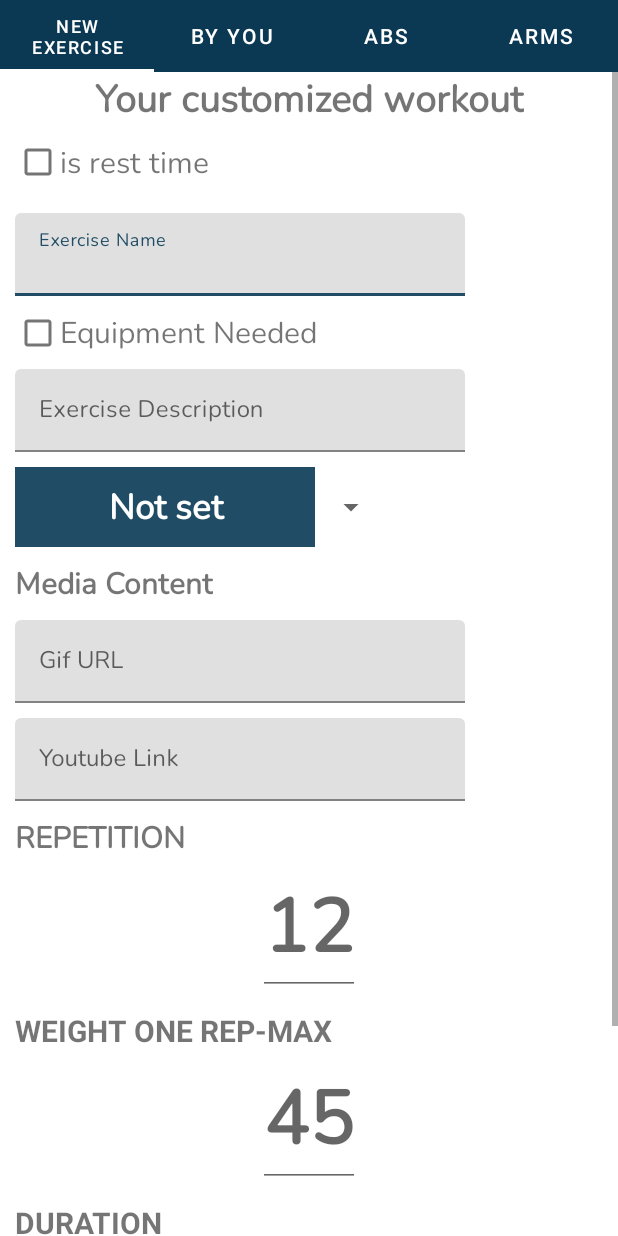
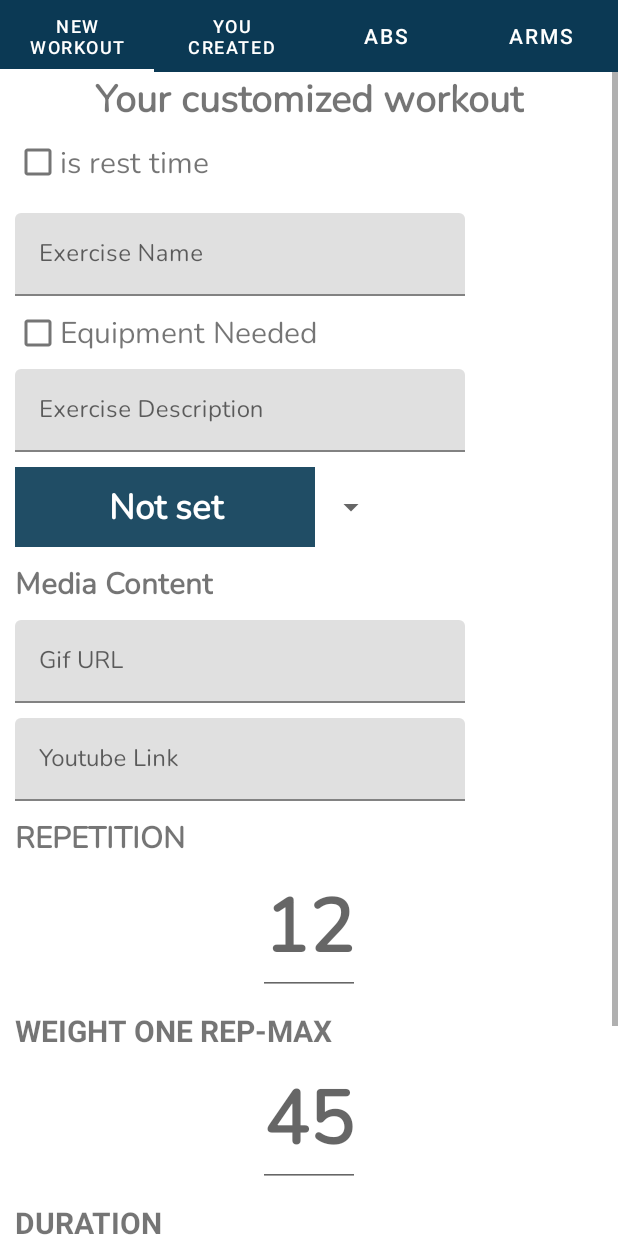
Before and after one commit to viethphamvn/focusproject, an Android app: the fragment ExercisePickerFragment shown on its own in the app's theme, on a phone screen of 412 x 824 dp. Run offline under Robolectric (Android 15) with nearby library versions, the phone set to English and light mode, and no system bars; our stand-ins replace Firebase (no records; nobody signed in at launch, a user with empty details on screens opened directly); libraries missing offline, so code that uses them is left out: com.ikovac.timepickerwithseconds.

Commit message:
Converted ViewPager to ViewPager2

```diff
--- a/app/src/main/java/com/example/focusproject/CreateRoutineActivity.kt
+++ b/app/src/main/java/com/example/focusproject/CreateRoutineActivity.kt
@@ -9,7 +9,7 @@ import androidx.recyclerview.widget.ItemTouchHelper
 import androidx.recyclerview.widget.LinearLayoutManager
 import androidx.recyclerview.widget.RecyclerView
 import com.example.focusproject.adapters.RoutineRecyclerViewAdapter
-import com.example.focusproject.fragments.ExcercisePickerFragment
+import com.example.focusproject.fragments.ExercisePickerFragment
 import com.example.focusproject.models.Exercise
 import com.google.android.material.floatingactionbutton.FloatingActionButton
 import com.google.firebase.auth.FirebaseAuth
@@ -70,7 +70,7 @@ class CreateRoutineActivity : AppCompatActivity() {
                 addBtn.setImageResource(R.drawable.ic_add)
             } else {
                 supportFragmentManager.beginTransaction()
-                    .add(R.id.exercisePickerContainer, ExcercisePickerFragment.newInstance(),"pickerFragment")
+                    .add(R.id.exercisePickerContainer, ExercisePickerFragment.newInstance(),"pickerFragment")
                     .commit()
                 val display = windowManager.defaultDisplay
                 val layout = findViewById<FrameLayout>(R.id.exercisePickerContainer)
--- a/app/src/main/java/com/example/focusproject/RoutineEditActivity.kt
+++ b/app/src/main/java/com/example/focusproject/RoutineEditActivity.kt
@@ -13,7 +13,7 @@ import androidx.recyclerview.widget.ItemTouchHelper
 import androidx.recyclerview.widget.LinearLayoutManager
 import androidx.recyclerview.widget.RecyclerView
 import com.example.focusproject.adapters.RoutineRecyclerViewAdapter
-import com.example.focusproject.fragments.ExcercisePickerFragment
+import com.example.focusproject.fragments.ExercisePickerFragment
 import com.example.focusproject.models.Exercise
 import com.google.android.material.floatingactionbutton.FloatingActionButton
 import java.util.*
@@ -78,7 +78,7 @@ class RoutineEditActivity : AppCompatActivity() {
                 addBtn.setImageResource(R.drawable.ic_add)
             } else {
                 supportFragmentManager.beginTransaction()
-                    .add(R.id.exercisePickerContainer, ExcercisePickerFragment.newInstance(),"pickerFragment")
+                    .add(R.id.exercisePickerContainer, ExercisePickerFragment.newInstance(),"pickerFragment")
                     .commit()
 
                 val display = windowManager.defaultDisplay
--- a/app/src/main/java/com/example/focusproject/adapters/ViewPagerAdapter.kt
+++ b/app/src/main/java/com/example/focusproject/adapters/ViewPagerAdapter.kt
@@ -1,28 +1,22 @@
 package com.example.focusproject.adapters
 
 import androidx.fragment.app.Fragment
-import androidx.fragment.app.FragmentManager
-import androidx.fragment.app.FragmentPagerAdapter
+import androidx.fragment.app.FragmentActivity
+import androidx.viewpager2.adapter.FragmentStateAdapter
+import com.example.focusproject.fragments.MuscleGroupFragment
+import com.example.focusproject.fragments.NewWorkoutEditFragment
 
-class ViewPagerAdapter(fm: FragmentManager) : FragmentPagerAdapter(fm) {
-
-    private var fragments : ArrayList<Fragment> = ArrayList<Fragment>()
-    private var titles : ArrayList<String> = ArrayList<String>()
-
-    override fun getItem(position: Int): Fragment {
-        return fragments.get(position)
+class ViewPagerAdapter(var numPage: Int, fm: FragmentActivity) : FragmentStateAdapter(fm) {
+    override fun getItemCount(): Int {
+        return numPage
     }
 
-    override fun getCount(): Int {
-        return fragments.size
-    }
-
-    fun addFragment(fragment: Fragment, title:String){
-        fragments.add(fragment)
-        titles.add(title)
-    }
-
-    override fun getPageTitle(position: Int): CharSequence? {
-        return titles.get(position)
+    override fun createFragment(position: Int): Fragment {
+        return when (position){
+            0 -> NewWorkoutEditFragment.newInstance()
+            1 -> MuscleGroupFragment.newInstance("", true)
+            2 -> MuscleGroupFragment.newInstance("Abs", false)
+            else -> MuscleGroupFragment.newInstance("Arms", false)
+        }
     }
 }
--- a/app/src/main/java/com/example/focusproject/fragments/ExcercisePickerFragment.kt
+++ b/app/src/main/java/com/example/focusproject/fragments/ExercisePickerFragment.kt
@@ -1,16 +1,19 @@
 package com.example.focusproject.fragments
 
 import android.os.Bundle
-import androidx.fragment.app.Fragment
 import android.view.LayoutInflater
 import android.view.View
 import android.view.ViewGroup
+import androidx.fragment.app.Fragment
 
 import com.example.focusproject.R
 import com.example.focusproject.adapters.ViewPagerAdapter
+import com.google.android.material.tabs.TabLayout
+import com.google.android.material.tabs.TabLayoutMediator
 import kotlinx.android.synthetic.main.fragment_excercise_picker.view.*
 
-class ExcercisePickerFragment : Fragment() {
+class ExercisePickerFragment : Fragment() {
+    private val tabTitle = arrayOf("New Workout", "You Created", "Abs", "Arms")
 
     override fun onCreateView(
         inflater: LayoutInflater, container: ViewGroup?,
@@ -18,20 +21,18 @@ class ExcercisePickerFragment : Fragment() {
     ): View? {
         // Inflate the layout for this fragment
         var view = inflater.inflate(R.layout.fragment_excercise_picker, container, false)
-        var viewPagerAdapter = ViewPagerAdapter(childFragmentManager)
 
-        viewPagerAdapter.addFragment(NewWorkoutEditFragment.newInstance(),"New Exercise")
-        viewPagerAdapter.addFragment(MuscleGroupFragment.newInstance("", true), "By You")
-        viewPagerAdapter.addFragment(MuscleGroupFragment.newInstance("Abs", false), "Abs")
-        viewPagerAdapter.addFragment(MuscleGroupFragment.newInstance("Arms", false), "Arms")
+        view.viewpager.adapter = activity?.let { ViewPagerAdapter(4, it) }
 
-        view.viewpager.adapter = viewPagerAdapter
-        view.tablayout.setupWithViewPager(view.viewpager)
+        var tabLayout = view.findViewById<TabLayout>(R.id.tab_layout)
+        TabLayoutMediator(tabLayout, view.viewpager) { tab, position ->
+            tab.text = tabTitle[position]
+        }.attach()
         return view
     }
 
     companion object {
         @JvmStatic
-        fun newInstance() = ExcercisePickerFragment()
+        fun newInstance() = ExercisePickerFragment()
     }
 }
--- a/app/src/main/res/layout/fragment_excercise_picker.xml
+++ b/app/src/main/res/layout/fragment_excercise_picker.xml
@@ -4,7 +4,7 @@
     xmlns:tools="http://schemas.android.com/tools"
     android:layout_width="match_parent"
     android:layout_height="match_parent"
-    tools:context=".fragments.ExcercisePickerFragment">
+    tools:context=".fragments.ExercisePickerFragment">
 
 <!--    <LinearLayout-->
 <!--        android:id="@+id/toolbarWithSearchBar"-->
@@ -39,7 +39,7 @@
 <!--    </LinearLayout>-->
 
     <com.google.android.material.tabs.TabLayout
-        android:id="@+id/tablayout"
+        android:id="@+id/tab_layout"
         android:layout_width="match_parent"
         android:layout_height="wrap_content"
         app:layout_constraintTop_toTopOf="parent"
@@ -49,11 +49,11 @@
         app:tabTextColor="#FFFFFF"
         app:tabIndicatorColor="@color/white"/>
 
-    <androidx.viewpager.widget.ViewPager
+    <androidx.viewpager2.widget.ViewPager2
         android:id="@+id/viewpager"
         android:layout_width="match_parent"
         android:layout_height="0dp"
-        app:layout_constraintTop_toBottomOf="@id/tablayout"
+        app:layout_constraintTop_toBottomOf="@id/tab_layout"
         app:layout_constraintLeft_toLeftOf="parent"
         app:layout_constraintBottom_toBottomOf="parent" />
 
```
Also changed, not shown: app/src/main/java/com/example/focusproject/UserDetailActivity.kt (+1 -42 lines), app/src/main/java/com/example/focusproject/fragments/RoutineListFragment.kt (added, +90 -0 lines), app/src/main/res/layout/activity_user_detail.xml (+18 -5 lines), app/src/main/res/layout/fragment_routine_list.xml (added, +13 -0 lines).
